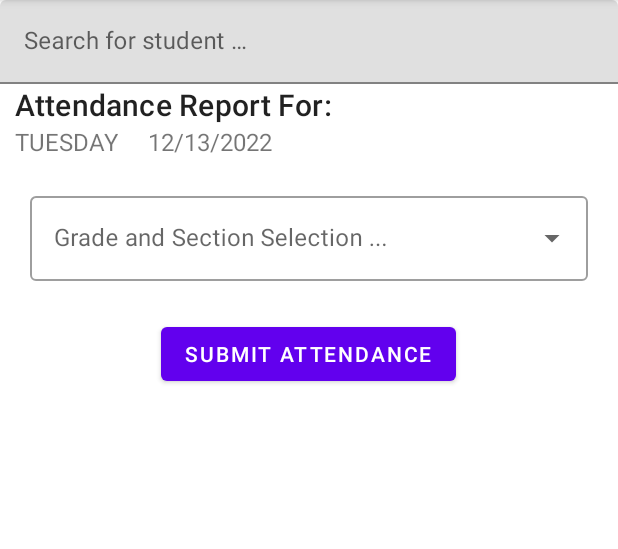
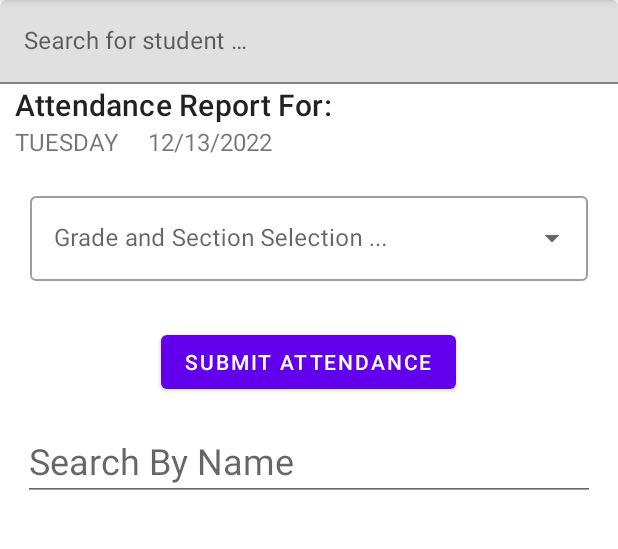
Before and after one commit to adumitriu21/ReachedApp, an Android app: the TeacherAttendanceView screen opened through its navigation route, on a phone screen of 412 x 824 dp, the part 84-633 px from its top. Run offline under Robolectric (Android 15) with nearby library versions, the phone set to English and light mode, and no system bars; our stand-ins replace Firebase (no records; nobody signed in at launch, a user with empty details on screens opened directly).

Commit message:
implemented search bar for teacher attendance view, filters students as each character is typed in the EditText

```diff
--- a/app/src/main/java/com/example/reachedapp/Views/TeacherAttendanceView.kt
+++ b/app/src/main/java/com/example/reachedapp/Views/TeacherAttendanceView.kt
@@ -6,6 +6,8 @@ import android.app.NotificationManager
 import android.graphics.Color
 import android.os.Build
 import android.os.Bundle
+import android.text.Editable
+import android.text.TextWatcher
 import android.view.LayoutInflater
 import android.view.View
 import android.view.ViewGroup
@@ -38,8 +40,11 @@ class TeacherAttendanceView : Fragment() {
     private lateinit var calendar: Calendar
     private lateinit var dateFormat: SimpleDateFormat
     private lateinit var date: String
+    private var studentList: MutableList<Student> = ArrayList<Student>()
+    private var studentAdapter = StudentListAdapter()
+    private lateinit var studentRecyclerView : RecyclerView
+    private val homeroom = arrayOf("107", "108")
 
-    val homeroom = arrayOf("107", "108")
     override fun onCreateView(
         inflater: LayoutInflater, container: ViewGroup?,
         savedInstanceState: Bundle?
@@ -67,8 +72,9 @@ class TeacherAttendanceView : Fragment() {
         dayOfWeek = view.findViewById(R.id.day)
         dayOfWeek.text = LocalDate.now().dayOfWeek.name
 
-        val studentAdapter = StudentListAdapter()
-        val studentRecyclerView = view.findViewById<RecyclerView>(R.id.studentsList)
+        val searchBar = view.findViewById<EditText>(R.id.searchByName)
+
+        studentRecyclerView = view.findViewById<RecyclerView>(R.id.studentsList)
         studentRecyclerView.adapter = studentAdapter
         studentRecyclerView.layoutManager = LinearLayoutManager(requireContext())
 
@@ -87,7 +93,7 @@ class TeacherAttendanceView : Fragment() {
         * */
         homeroomSelect.onItemClickListener = OnItemClickListener { parent, _, position, _ ->
             val selectedHomeroom = parent.getItemAtPosition(position)
-            val studentList: MutableList<Student> = ArrayList<Student>()
+
             ref.addValueEventListener(object : ValueEventListener {
                 override fun onDataChange(dataSnapshot: DataSnapshot) {
                     for (dsp in dataSnapshot.children) {
@@ -121,6 +127,21 @@ class TeacherAttendanceView : Fragment() {
                 }
             })
         }
+
+        searchBar.addTextChangedListener(object : TextWatcher {
+            override fun beforeTextChanged(p0: CharSequence?, p1: Int, p2: Int, p3: Int) {
+
+            }
+
+            override fun onTextChanged(p0: CharSequence?, p1: Int, p2: Int, p3: Int) {
+                filter(p0.toString())
+
+            }
+
+            override fun afterTextChanged(editable: Editable?) {
+
+            }
+        })
 
         val submitBtn = view.findViewById<Button>(R.id.submitAttendance)
 
@@ -200,4 +221,18 @@ class TeacherAttendanceView : Fragment() {
         }
     }
 
+    private  fun filter(e: String) {
+        //Declare the array list that holds the filtered values
+        val filteredStudents = ArrayList<Student>()
+        // loop through the array list to obtain the required value
+        for (student in studentList) {
+            if (student.studentName.lowercase().contains(e.lowercase())) {
+                filteredStudents.add(student)
+            }
+        }
+        // add the filtered value to adapter
+        studentAdapter.setData(filteredStudents)
+
+    }
+
 }
--- a/app/src/main/res/layout/fragment_teacher_attendance_view.xml
+++ b/app/src/main/res/layout/fragment_teacher_attendance_view.xml
@@ -1,5 +1,5 @@
 <?xml version="1.0" encoding="utf-8"?>
-<LinearLayout xmlns:android="http://schemas.android.com/apk/res/android"
+<ScrollView xmlns:android="http://schemas.android.com/apk/res/android"
     xmlns:tools="http://schemas.android.com/tools"
     android:layout_width="match_parent"
     android:layout_height="match_parent"
@@ -106,9 +106,19 @@
                     android:id="@+id/submitAttendance"
                     android:layout_width="wrap_content"
                     android:layout_height="wrap_content"
-                    android:layout_centerInParent="true"
+                    android:layout_centerHorizontal="true"
                     android:layout_marginTop="10dp"
                     android:text="Submit Attendance"></Button>
+
+                <EditText
+                    android:id="@+id/searchByName"
+                    android:layout_width="match_parent"
+                    android:layout_height="wrap_content"
+                    android:hint="Search By Name"
+                    android:layout_margin="15dp"
+                    android:textSize="24dp"
+                    android:layout_below="@+id/submitAttendance">
+                </EditText>
             </RelativeLayout>
 
 
@@ -127,4 +137,4 @@
 
 
 
-</LinearLayout>
+</ScrollView>
```
Also changed, not shown: 1 other file.
